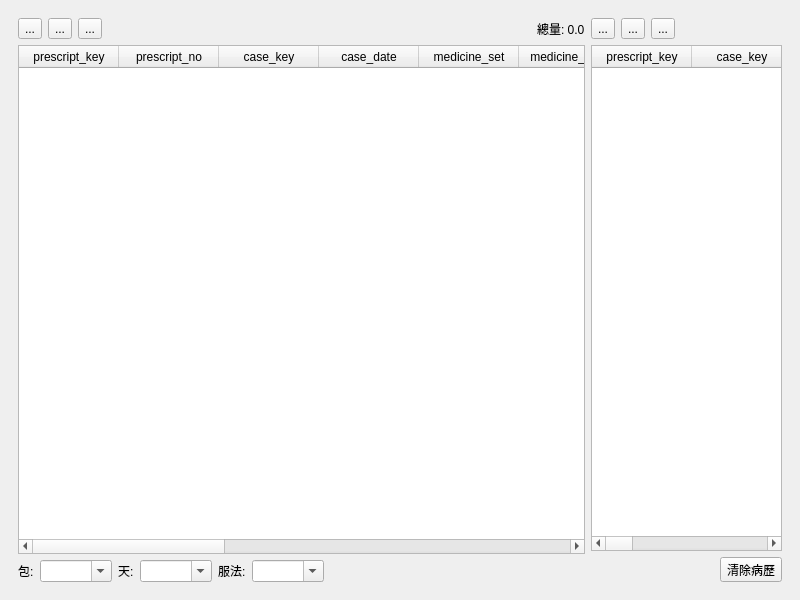
picacat/pyMedical, file ui/ins_prescript_record.ui: the form before one commit.
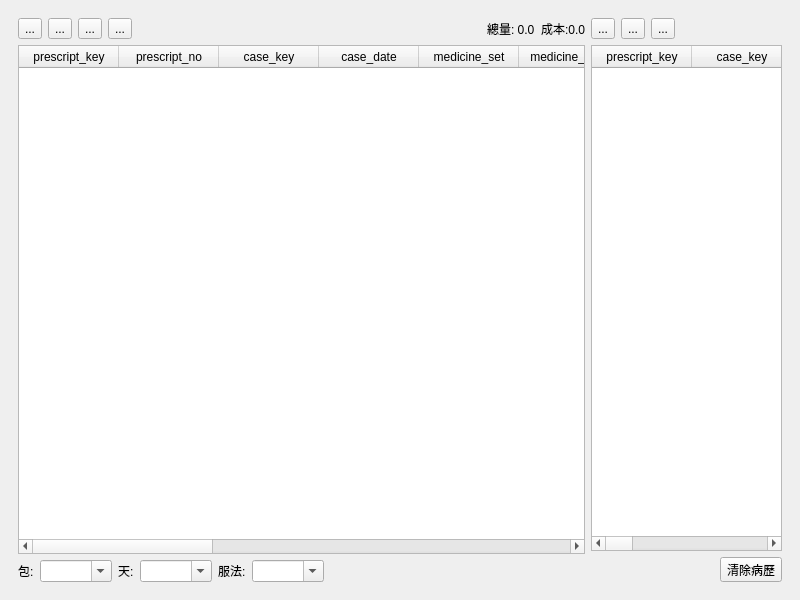
The form after the commit. Icons and pictures are not drawn.

The edit to the form file:
```diff
--- a/ui/ins_prescript_record.ui
+++ b/ui/ins_prescript_record.ui
@@ -79,6 +79,17 @@
              </property>
             </widget>
            </item>
+           <item>
+            <widget class="QToolButton" name="toolButton_show_costs">
+             <property name="text">
+              <string>...</string>
+             </property>
+             <property name="icon">
+              <iconset>
+               <normaloff>../icons/accessories-calculator.png</normaloff>../icons/accessories-calculator.png</iconset>
+             </property>
+            </widget>
+           </item>
            <item>
             <spacer name="horizontalSpacer_3">
              <property name="orientation">
@@ -99,6 +110,13 @@
              </property>
             </widget>
            </item>
+           <item>
+            <widget class="QLabel" name="label_total_costs">
+             <property name="text">
+              <string>成本:0.0</string>
+             </property>
+            </widget>
+           </item>
           </layout>
          </item>
          <item>
@@ -206,6 +224,11 @@
              <string>指示</string>
             </property>
            </column>
+           <column>
+            <property name="text">
+             <string>?</string>
+            </property>
+           </column>
           </widget>
          </item>
          <item>
```
